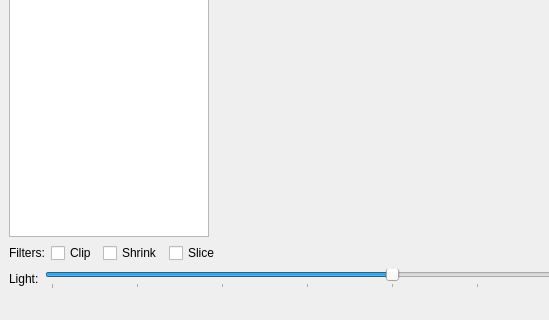
wanyu6121-creator/2025_GROUP_5, file mainwindow.ui: the form before one commit; both pictures show x 0 to 549 and y 320 to 640 of the 960 by 640 pixel window.
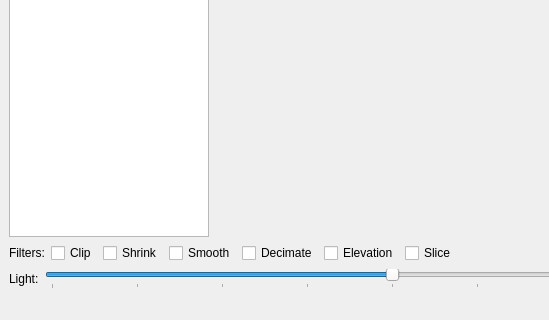
The form after the commit. Icons and pictures are not drawn. Custom widgets are drawn as their Qt base class.

```diff
--- a/mainwindow.ui
+++ b/mainwindow.ui
@@ -60,6 +60,24 @@
         <property name="text"><string>Shrink</string></property>
        </widget>
       </item>
+      <item>
+       <widget class="QCheckBox" name="checkBoxSmooth">
+        <property name="text"><string>Smooth</string></property>
+        <property name="toolTip"><string>Laplacian smoothing (20 iterations)</string></property>
+       </widget>
+      </item>
+      <item>
+       <widget class="QCheckBox" name="checkBoxDecimate">
+        <property name="text"><string>Decimate</string></property>
+        <property name="toolTip"><string>Reduce polygon count by 90%</string></property>
+       </widget>
+      </item>
+      <item>
+       <widget class="QCheckBox" name="checkBoxElevation">
+        <property name="text"><string>Elevation</string></property>
+        <property name="toolTip"><string>Colour by Z-height (rainbow)</string></property>
+       </widget>
+      </item>
       <item>
        <widget class="QCheckBox" name="checkBoxSlice">
         <property name="text"><string>Slice</string></property>
```
Left out of the diff: 18 changed lines with no effect on the pictures.
